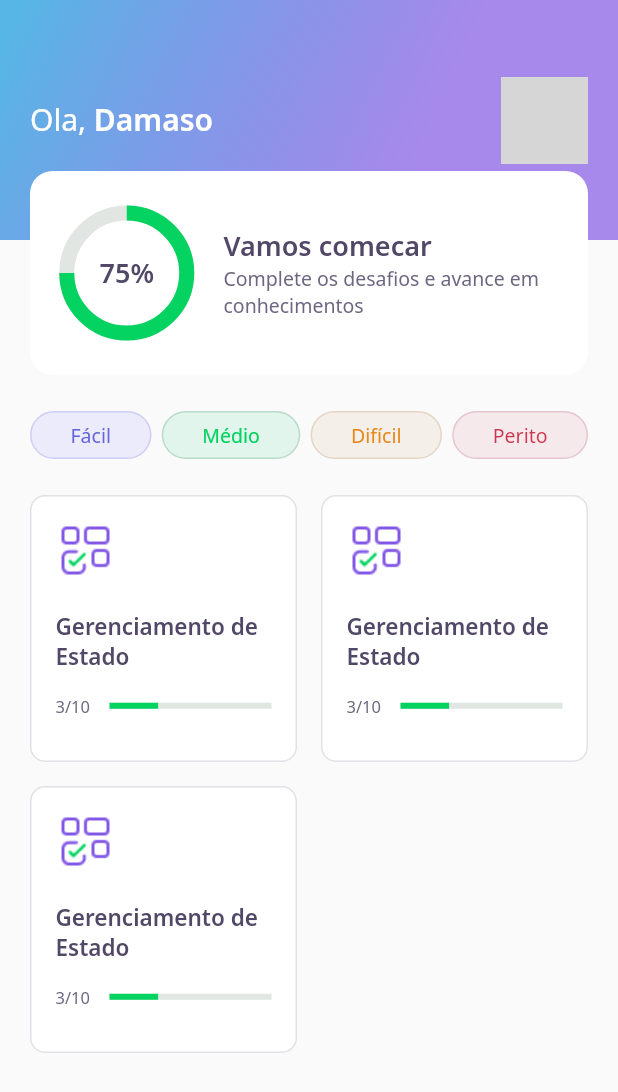
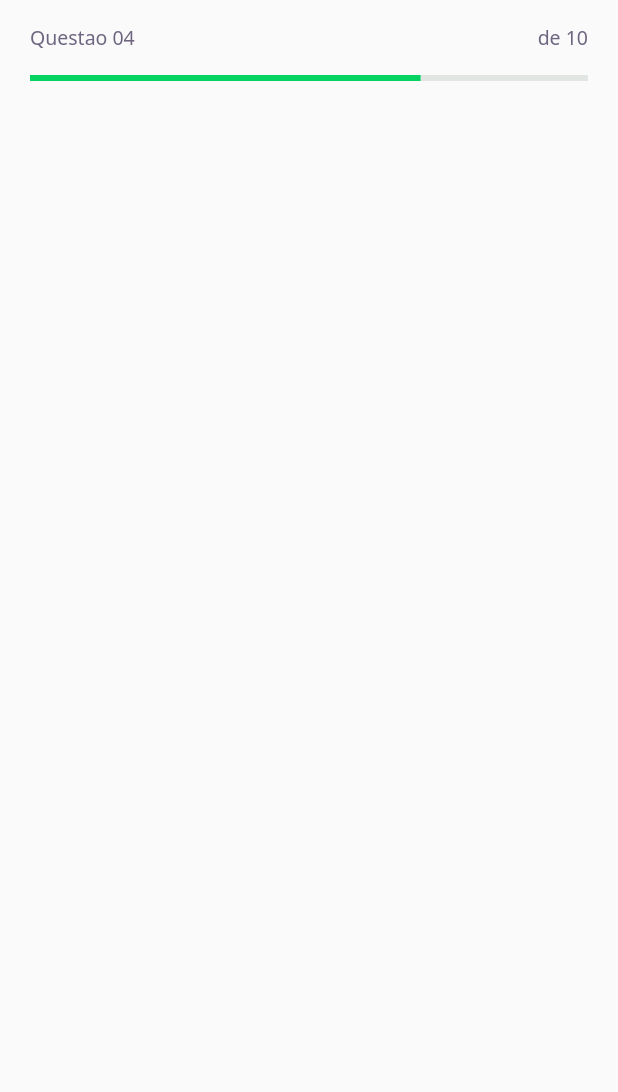
Before and after one commit to juniopereirab/DevQuiz, a Flutter app: the screen it shows after launch, on a phone screen of 412 x 824 dp. Shown: the top 1092 px of the screen. Run offline on Flutter 3.47's test engine with Material 2 defaults, Android fonts, the phone set to English and light mode, and no system bars; our stand-ins replace google_fonts; grey boxes are pictures that could not be loaded.

Commit message:
Create challenge page and progress widget componentizing

```diff
--- /dev/null
+++ b/devquiz/lib/challenge/challenge_page.dart
@@ -0,0 +1,21 @@
+import 'package:devquiz/challenge/widgets/question_indicator/question_indicator_widget.dart';
+import 'package:flutter/material.dart';
+
+class ChallengePage extends StatefulWidget {
+  @override
+  _ChallengePageState createState() => _ChallengePageState();
+}
+
+class _ChallengePageState extends State<ChallengePage> {
+  @override
+  Widget build(BuildContext context) {
+    return Scaffold(
+      appBar: PreferredSize(
+        preferredSize: Size.fromHeight(60),
+        child: SafeArea(
+          child: QuestionIndicatorWidget(),
+        ),
+      ),
+    );
+  }
+}
--- /dev/null
+++ b/devquiz/lib/challenge/widgets/question_indicator/question_indicator_widget.dart
@@ -0,0 +1,38 @@
+import 'package:devquiz/core/app_text_styles.dart';
+import 'package:devquiz/shared/widgets/progress_indicator/progress_indicator_widget.dart';
+import 'package:flutter/material.dart';
+
+class QuestionIndicatorWidget extends StatelessWidget {
+  @override
+  Widget build(BuildContext context) {
+    return Container(
+      child: Padding(
+        padding: const EdgeInsets.symmetric(horizontal: 20),
+        child: Column(
+          children: [
+            SizedBox(
+              height: 16,
+            ),
+            Row(
+              mainAxisAlignment: MainAxisAlignment.spaceBetween,
+              children: [
+                Text(
+                  "Questao 04",
+                  style: AppTextStyles.body,
+                ),
+                Text(
+                  "de 10",
+                  style: AppTextStyles.body,
+                ),
+              ],
+            ),
+            SizedBox(
+              height: 16,
+            ),
+            ProgressIndicatorWidget(value: 0.7)
+          ],
+        ),
+      ),
+    );
+  }
+}
--- a/devquiz/lib/core/app_widget.dart
+++ b/devquiz/lib/core/app_widget.dart
@@ -1,4 +1,4 @@
-import 'package:devquiz/home/home_page.dart';
+import 'package:devquiz/challenge/challenge_page.dart';
 import 'package:flutter/material.dart';
 
 class AppWidget extends StatelessWidget {
@@ -6,7 +6,7 @@ class AppWidget extends StatelessWidget {
   Widget build(BuildContext context) {
     return MaterialApp(
       title: "DevQuiz",
-      home: HomePage(),
+      home: ChallengePage(),
       debugShowCheckedModeBanner: false,
     );
   }
--- a/devquiz/lib/home/widgets/quiz_card/quiz_card_widget.dart
+++ b/devquiz/lib/home/widgets/quiz_card/quiz_card_widget.dart
@@ -1,4 +1,5 @@
 import 'package:devquiz/core/core.dart';
+import 'package:devquiz/shared/widgets/progress_indicator/progress_indicator_widget.dart';
 import 'package:flutter/material.dart';
 
 class QuizCardWidget extends StatelessWidget {
@@ -43,14 +44,10 @@ class QuizCardWidget extends StatelessWidget {
                 ),
               ),
               Expanded(
-                flex: 3,
-                child: LinearProgressIndicator(
-                  value: 0.3,
-                  backgroundColor: AppColors.chartSecondary,
-                  valueColor:
-                      AlwaysStoppedAnimation<Color>(AppColors.chartPrimary),
-                ),
-              )
+                  flex: 3,
+                  child: ProgressIndicatorWidget(
+                    value: 0.3,
+                  ))
             ],
           )
         ],
--- /dev/null
+++ b/devquiz/lib/shared/widgets/progress_indicator/progress_indicator_widget.dart
@@ -0,0 +1,17 @@
+import 'package:devquiz/core/core.dart';
+import 'package:flutter/material.dart';
+
+class ProgressIndicatorWidget extends StatelessWidget {
+  final double value;
+
+  const ProgressIndicatorWidget({Key? key, required this.value})
+      : super(key: key);
+  @override
+  Widget build(BuildContext context) {
+    return LinearProgressIndicator(
+      value: value,
+      backgroundColor: AppColors.chartSecondary,
+      valueColor: AlwaysStoppedAnimation<Color>(AppColors.chartPrimary),
+    );
+  }
+}
```
